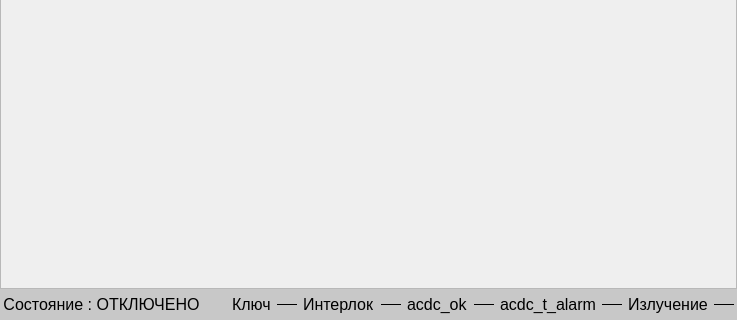
The window that mainwindow.ui (bulkanul/EVO_YFL_1064_GUI_coherent2) describes before a commit, drawn with Qt 5; both pictures show x 0 to 737 and y 160 to 480 of the 737 by 480 pixel window.
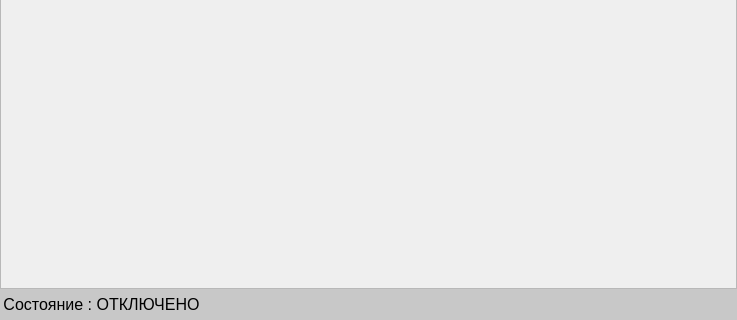
The same window after the commit. Icons and pictures are not drawn.

```diff
--- a/mainwindow.ui
+++ b/mainwindow.ui
@@ -789,416 +789,6 @@
          </property>
         </spacer>
        </item>
-       <item>
-        <layout class="QHBoxLayout" name="a_footer_4">
-         <item>
-          <widget class="QLabel" name="label_133">
-           <property name="minimumSize">
-            <size>
-             <width>0</width>
-             <height>20</height>
-            </size>
-           </property>
-           <property name="font">
-            <font>
-             <family>Arial</family>
-             <pointsize>12</pointsize>
-            </font>
-           </property>
-           <property name="styleSheet">
-            <string notr="true">color: rgb(0, 0, 0);</string>
-           </property>
-           <property name="text">
-            <string>Ключ</string>
-           </property>
-          </widget>
-         </item>
-         <item>
-          <widget class="QLabel" name="l_footer_key">
-           <property name="enabled">
-            <bool>true</bool>
-           </property>
-           <property name="sizePolicy">
-            <sizepolicy hsizetype="Preferred" vsizetype="Ignored">
-             <horstretch>0</horstretch>
-             <verstretch>0</verstretch>
-            </sizepolicy>
-           </property>
-           <property name="minimumSize">
-            <size>
-             <width>20</width>
-             <height>20</height>
-            </size>
-           </property>
-           <property name="maximumSize">
-            <size>
-             <width>20</width>
-             <height>20</height>
-            </size>
-           </property>
-           <property name="font">
-            <font>
-             <family>Arial</family>
-            </font>
-           </property>
-           <property name="layoutDirection">
-            <enum>Qt::LeftToRight</enum>
-           </property>
-           <property name="styleSheet">
-            <string notr="true">QLabel::enabled{	
-	border-image: url(:/interface/round_button_indicator_error.png)
-}
-QLabel::disabled{
-	border-image: url(:/interface/round_button_indicator_on_hover.png);
-}</string>
-           </property>
-           <property name="frameShape">
-            <enum>QFrame::HLine</enum>
-           </property>
-           <property name="text">
-            <string/>
-           </property>
-           <property name="scaledContents">
-            <bool>true</bool>
-           </property>
-           <property name="alignment">
-            <set>Qt::AlignCenter</set>
-           </property>
-           <property name="margin">
-            <number>0</number>
-           </property>
-          </widget>
-         </item>
-        </layout>
-       </item>
-       <item>
-        <layout class="QHBoxLayout" name="a_footer_3">
-         <item>
-          <widget class="QLabel" name="label_132">
-           <property name="minimumSize">
-            <size>
-             <width>0</width>
-             <height>20</height>
-            </size>
-           </property>
-           <property name="font">
-            <font>
-             <family>Arial</family>
-             <pointsize>12</pointsize>
-            </font>
-           </property>
-           <property name="styleSheet">
-            <string notr="true">color: rgb(0, 0, 0);</string>
-           </property>
-           <property name="text">
-            <string>Интерлок</string>
-           </property>
-          </widget>
-         </item>
-         <item>
-          <widget class="QLabel" name="l_footer_interlock">
-           <property name="enabled">
-            <bool>true</bool>
-           </property>
-           <property name="sizePolicy">
-            <sizepolicy hsizetype="Preferred" vsizetype="Ignored">
-             <horstretch>0</horstretch>
-             <verstretch>0</verstretch>
-            </sizepolicy>
-           </property>
-           <property name="minimumSize">
-            <size>
-             <width>20</width>
-             <height>20</height>
-            </size>
-           </property>
-           <property name="maximumSize">
-            <size>
-             <width>20</width>
-             <height>20</height>
-            </size>
-           </property>
-           <property name="font">
-            <font>
-             <family>Arial</family>
-            </font>
-           </property>
-           <property name="layoutDirection">
-            <enum>Qt::LeftToRight</enum>
-           </property>
-           <property name="styleSheet">
-            <string notr="true">QLabel::enabled{	
-	border-image: url(:/interface/round_button_indicator_error.png)
-}
-QLabel::disabled{
-	border-image: url(:/interface/round_button_indicator_on_hover.png);
-}</string>
-           </property>
-           <property name="frameShape">
-            <enum>QFrame::HLine</enum>
-           </property>
-           <property name="text">
-            <string/>
-           </property>
-           <property name="scaledContents">
-            <bool>true</bool>
-           </property>
-           <property name="alignment">
-            <set>Qt::AlignCenter</set>
-           </property>
-           <property name="margin">
-            <number>0</number>
-           </property>
-          </widget>
-         </item>
-        </layout>
-       </item>
-       <item>
-        <layout class="QHBoxLayout" name="a_footer_5">
-         <item>
-          <widget class="QLabel" name="label_134">
-           <property name="minimumSize">
-            <size>
-             <width>0</width>
-             <height>20</height>
-            </size>
-           </property>
-           <property name="font">
-            <font>
-             <family>Arial</family>
-             <pointsize>12</pointsize>
-            </font>
-           </property>
-           <property name="styleSheet">
-            <string notr="true">color: rgb(0, 0, 0);</string>
-           </property>
-           <property name="text">
-            <string>acdc_ok</string>
-           </property>
-          </widget>
-         </item>
-         <item>
-          <widget class="QLabel" name="l_footer_acdc_ok">
-           <property name="enabled">
-            <bool>true</bool>
-           </property>
-           <property name="sizePolicy">
-            <sizepolicy hsizetype="Preferred" vsizetype="Ignored">
-             <horstretch>0</horstretch>
-             <verstretch>0</verstretch>
-            </sizepolicy>
-           </property>
-           <property name="minimumSize">
-            <size>
-             <width>20</width>
-             <height>20</height>
-            </size>
-           </property>
-           <property name="maximumSize">
-            <size>
-             <width>20</width>
-             <height>20</height>
-            </size>
-           </property>
-           <property name="font">
-            <font>
-             <family>Arial</family>
-            </font>
-           </property>
-           <property name="layoutDirection">
-            <enum>Qt::LeftToRight</enum>
-           </property>
-           <property name="styleSheet">
-            <string notr="true">QLabel::enabled{	
-	border-image: url(:/interface/round_button_indicator_error.png)
-}
-QLabel::disabled{
-	border-image: url(:/interface/round_button_indicator_on_hover.png);
-}</string>
-           </property>
-           <property name="frameShape">
-            <enum>QFrame::HLine</enum>
-           </property>
-           <property name="text">
-            <string/>
-           </property>
-           <property name="scaledContents">
-            <bool>true</bool>
-           </property>
-           <property name="alignment">
-            <set>Qt::AlignCenter</set>
-           </property>
-           <property name="margin">
-            <number>0</number>
-           </property>
-          </widget>
-         </item>
-        </layout>
-       </item>
-       <item>
-        <layout class="QHBoxLayout" name="a_footer_6">
-         <item>
-          <widget class="QLabel" name="label_135">
-           <property name="minimumSize">
-            <size>
-             <width>0</width>
-             <height>20</height>
-            </size>
-           </property>
-           <property name="font">
-            <font>
-             <family>Arial</family>
-             <pointsize>12</pointsize>
-            </font>
-           </property>
-           <property name="styleSheet">
-            <string notr="true">color: rgb(0, 0, 0);</string>
-           </property>
-           <property name="text">
-            <string>acdc_t_alarm</string>
-           </property>
-          </widget>
-         </item>
-         <item>
-          <widget class="QLabel" name="l_footer_acdc_t_alarm">
-           <property name="enabled">
-            <bool>true</bool>
-           </property>
-           <property name="sizePolicy">
-            <sizepolicy hsizetype="Preferred" vsizetype="Ignored">
-             <horstretch>0</horstretch>
-             <verstretch>0</verstretch>
-            </sizepolicy>
-           </property>
-           <property name="minimumSize">
-            <size>
-             <width>20</width>
-             <height>20</height>
-            </size>
-           </property>
-           <property name="maximumSize">
-            <size>
-             <width>20</width>
-             <height>20</height>
-            </size>
-           </property>
-           <property name="font">
-            <font>
-             <family>Arial</family>
-            </font>
-           </property>
-           <property name="layoutDirection">
-            <enum>Qt::LeftToRight</enum>
-           </property>
-           <property name="styleSheet">
-            <string notr="true">QLabel::enabled{	
-	border-image: url(:/interface/round_button_indicator_error.png)
-}
-QLabel::disabled{
-	border-image: url(:/interface/round_button_indicator_on_hover.png);
-}</string>
-           </property>
-           <property name="frameShape">
-            <enum>QFrame::HLine</enum>
-           </property>
-           <property name="text">
-            <string/>
-           </property>
-           <property name="scaledContents">
-            <bool>true</bool>
-           </property>
-           <property name="alignment">
-            <set>Qt::AlignCenter</set>
-           </property>
-           <property name="margin">
-            <number>0</number>
-           </property>
-          </widget>
-         </item>
-        </layout>
-       </item>
-       <item>
-        <layout class="QHBoxLayout" name="a_footer_1">
-         <item>
-          <widget class="QLabel" name="label_130">
-           <property name="minimumSize">
-            <size>
-             <width>0</width>
-             <height>20</height>
-            </size>
-           </property>
-           <property name="font">
-            <font>
-             <family>Arial</family>
-             <pointsize>12</pointsize>
-            </font>
-           </property>
-           <property name="styleSheet">
-            <string notr="true">color: rgb(0, 0, 0);</string>
-           </property>
-           <property name="text">
-            <string>Излучение</string>
-           </property>
-          </widget>
-         </item>
-         <item>
-          <widget class="QLabel" name="l_footer_emission">
-           <property name="enabled">
-            <bool>true</bool>
-           </property>
-           <property name="sizePolicy">
-            <sizepolicy hsizetype="Preferred" vsizetype="Ignored">
-             <horstretch>0</horstretch>
-             <verstretch>0</verstretch>
-            </sizepolicy>
-           </property>
-           <property name="minimumSize">
-            <size>
-             <width>20</width>
-             <height>20</height>
-            </size>
-           </property>
-           <property name="maximumSize">
-            <size>
-             <width>20</width>
-             <height>20</height>
-            </size>
-           </property>
-           <property name="font">
-            <font>
-             <family>Arial</family>
-            </font>
-           </property>
-           <property name="layoutDirection">
-            <enum>Qt::LeftToRight</enum>
-           </property>
-           <property name="styleSheet">
-            <string notr="true">QLabel::enabled{	
-	border-image: url(:/interface/round_button_indicator_error.png)
-}
-QLabel::disabled{
-	border-image: url(:/interface/round_button_indicator_on_hover.png);
-}</string>
-           </property>
-           <property name="frameShape">
-            <enum>QFrame::HLine</enum>
-           </property>
-           <property name="text">
-            <string/>
-           </property>
-           <property name="scaledContents">
-            <bool>true</bool>
-           </property>
-           <property name="alignment">
-            <set>Qt::AlignCenter</set>
-           </property>
-           <property name="margin">
-            <number>0</number>
-           </property>
-          </widget>
-         </item>
-        </layout>
-       </item>
       </layout>
      </widget>
     </item>
```
